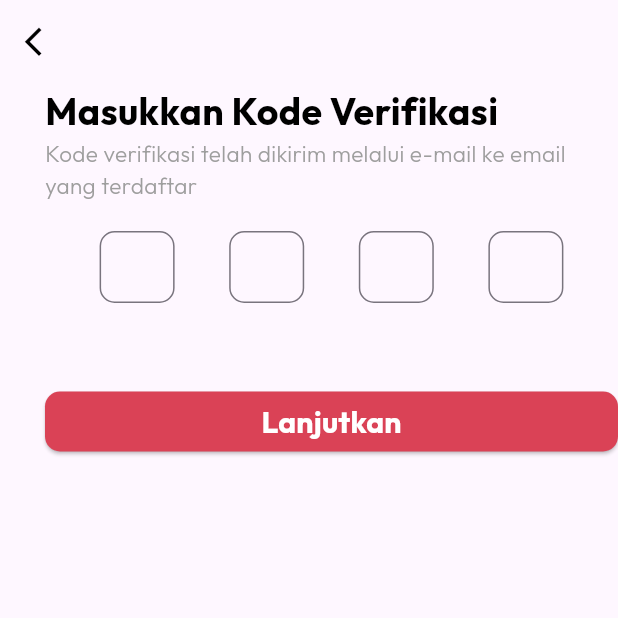
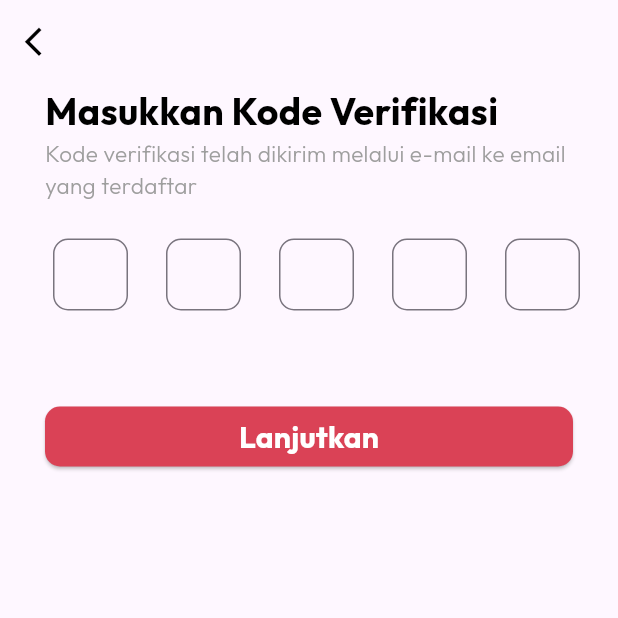
Before and after one commit to khairunnisaalallah/v2_zenfemina_mobile, a Flutter app: the OTPPage screen opened directly, on a phone screen of 412 x 824 dp, the top half of it. Run offline on Flutter 3.47's test engine with Material 3 defaults, Android fonts, the light colour scheme and no system bars; our stand-ins replace flutter_svg, get, google_fonts, table_calendar.

Commit message:
add:OTPPage new design

```diff
--- a/lib/main.dart
+++ b/lib/main.dart
@@ -16,6 +16,7 @@ import 'package:zenfemina_v2/pages/range_date.dart';
 import 'package:zenfemina_v2/pages/profile_pic.dart';
 import 'package:zenfemina_v2/pages/profile_menu.dart';
 
+
 // import 'pages/intro_page.dart';
 
 void main() {
@@ -30,7 +31,7 @@ class MyApp extends StatelessWidget {
     return GetMaterialApp(
       debugShowCheckedModeBanner: false,
       // debugShowMaterialGrid: true, // Tambahkan ini
-      home: home(),
+      home: OTPPage(),
     );
   }
 }
--- a/lib/pages/OTP_page.dart
+++ b/lib/pages/OTP_page.dart
@@ -14,6 +14,7 @@ class _OTPPageState extends State<OTPPage> {
   TextEditingController txt2 = TextEditingController();
   TextEditingController txt3 = TextEditingController();
   TextEditingController txt4 = TextEditingController();
+  TextEditingController txt5 = TextEditingController();
 
   @override
   Widget build(BuildContext context) {
@@ -57,21 +58,24 @@ class _OTPPageState extends State<OTPPage> {
                   ),
                 ),
               ),
+
               SizedBox(height: 20),
               Row(
                 mainAxisAlignment: MainAxisAlignment.spaceEvenly,
+
                 children: [
                   myInputBox(context, txt1),
                   myInputBox(context, txt2),
                   myInputBox(context, txt3),
                   myInputBox(context, txt4),
+                  myInputBox(context, txt5),
                 ],
               ),
               SizedBox(height: 40),
               SizedBox(
                 width: double.infinity,
                 child: Padding(
-                  padding: const EdgeInsets.only(top: 15, left: 0 ),
+                  padding: const EdgeInsets.only(top: 15, left: 0, right:30 ),
                 child: ElevatedButton(
                   onPressed: () {},
                   child: Text(
@@ -101,6 +105,8 @@ class _OTPPageState extends State<OTPPage> {
   Widget myInputBox(BuildContext context, TextEditingController controller) {
     return Container(
       width: 50,
+      padding: EdgeInsets.symmetric(vertical: 5), // Menambah padding vertikal
+     margin: EdgeInsets.only(right: 20), // Menambah margin kanan agar rata dengan tulisan "Kode Verifikasi"
       child: TextField(
         controller: controller,
         keyboardType: TextInputType.number,
```
